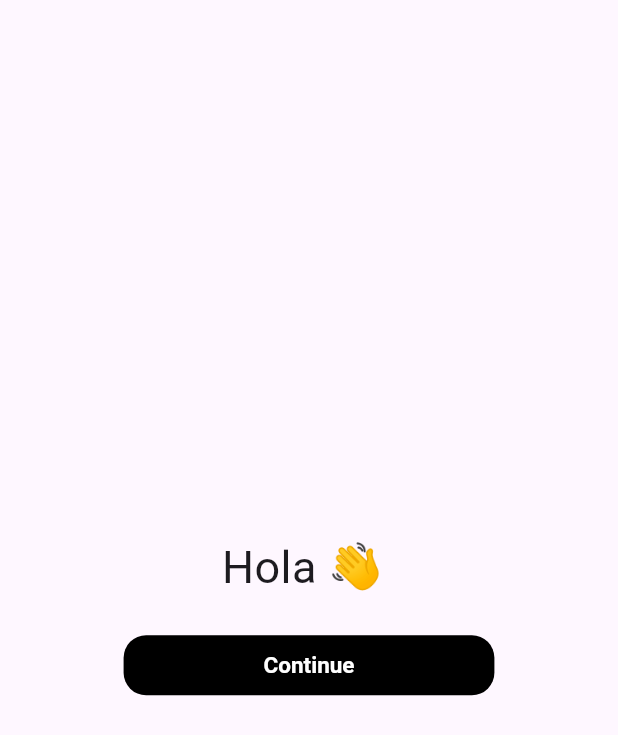
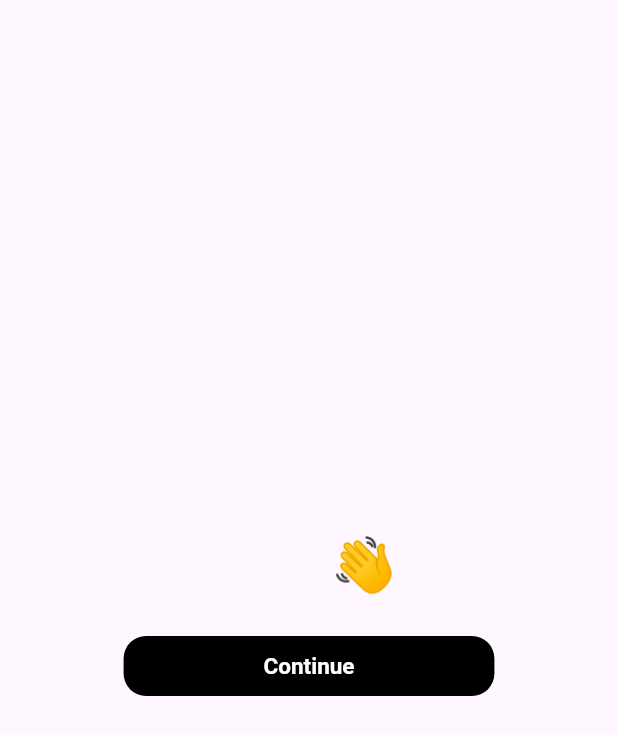
Before and after one commit to Lamafout/task-trackr, a Flutter app: the screen it shows after launch, on a phone screen of 412 x 824 dp. Shown: the top 735 px of the screen. Run offline on Flutter 3.47's test engine with Material 3 defaults, Android fonts, the phone set to English and light mode, and no system bars; drawn by our look-alikes of dynamic_color; our stand-ins replace cached_network_image, dartz, dio, flutter_bloc, flutter_dotenv, get_it and 3 more; accounts and stored records are empty.

Commit message:
Finished dark theme, refactored blocs' code

```diff
--- a/lib/core/sources/remote_source.dart
+++ b/lib/core/sources/remote_source.dart
@@ -37,7 +37,6 @@ class RemoteSource {
           photo: employee['icon'] != '' ? employee['icon'] as String? : null,
         );
       }).toList();
-      print('${listOfEmployees.map((element) => element.photo.runtimeType)}, ');
       return listOfEmployees;
     } else {
       throw InternetException();
@@ -73,7 +72,7 @@ class RemoteSource {
     );
 
     if (response.statusCode == 200) {
-      final List<dynamic> data = jsonDecode(response.data);
+      final List<dynamic> data = jsonDecode(response.data) ?? [];
       final List<TaskClass> listOfTasks = data.map((task) {
         return TaskClass(
           id: task['id'],
--- a/lib/features/auth/presentation/components/auth_screen.dart
+++ b/lib/features/auth/presentation/components/auth_screen.dart
@@ -16,11 +16,9 @@ class AuthScreen extends StatelessWidget {
       child: Column(
         mainAxisAlignment: MainAxisAlignment.center,
         children: [
-          const Text(
+          Text(
             'Hola 👋 ',
-            style: TextStyle(
-              fontSize: 30,
-            ),
+            style: Theme.of(context).primaryTextTheme.displaySmall
           ),
           const SizedBox(height: 20),
           AuthButton(onTap: () {
--- a/lib/features/get_employees/presentation/components/employee_list.dart
+++ b/lib/features/get_employees/presentation/components/employee_list.dart
@@ -8,7 +8,7 @@ class EmployeeList extends StatelessWidget {
 
   @override
   Widget build(BuildContext context) {
-    return ListView(
+    return Column(
       children: [
         ...employees.map((employee) => EmployeeWidget(employee: employee))
       ],
--- a/lib/features/get_employees/presentation/components/employee_widget.dart
+++ b/lib/features/get_employees/presentation/components/employee_widget.dart
@@ -59,7 +59,7 @@ class EmployeeWidget extends StatelessWidget {
             const SizedBox(width: 20,),
             Text(
               employee.name ?? '',
-              style: Theme.of(context).primaryTextTheme.displayMedium,
+              style: Theme.of(context).primaryTextTheme.headlineLarge,
             ),
           ],
         ),
--- a/lib/features/get_projects/presentation/components/project_widget.dart
+++ b/lib/features/get_projects/presentation/components/project_widget.dart
@@ -56,7 +56,7 @@ class ProjectWidget extends StatelessWidget {
                   child: Text(
                     project.name as String,
                     //TODO replace with Theme
-                    style: Theme.of(context).primaryTextTheme.displayMedium,
+                    style: Theme.of(context).primaryTextTheme.headlineLarge,
                   ),
                 ),
               ]
--- a/lib/features/select_employee/presentation/bloc/set_employee_bloc.dart
+++ b/lib/features/select_employee/presentation/bloc/set_employee_bloc.dart
@@ -1,5 +1,4 @@
 import 'package:flutter_bloc/flutter_bloc.dart';
-import 'package:shared_preferences/shared_preferences.dart';
 import 'package:task_trackr/core/di/di.dart';
 import 'package:task_trackr/core/entities/employee_class.dart';
 import 'package:task_trackr/features/select_employee/domain/select_employee_use_case.dart';
@@ -16,7 +15,6 @@
         (status) {
           if (status) {
             emit(SettedState());
-            print(di<SharedPreferences>().get('name'));
           } else {
             emit(UnsettedState());
           }
--- a/lib/features/write_off_time/presentation/bloc/bottom_widget_bloc.dart
+++ b/lib/features/write_off_time/presentation/bloc/bottom_widget_bloc.dart
@@ -24,6 +24,7 @@ class BottomWidgetBloc extends Bloc<BottomWidgetEvent, BottomWidgetState> {
   }
   _startTimer(TaskClass task) {
     _timer?.cancel();
+    emit(TaskIsRunningState(time: _elapcedTime, task: task));
     _timer = Timer.periodic(const Duration(seconds: 1), (timer) {
       _elapcedTime += const Duration(seconds: 1);
       emit(TaskIsRunningState(time: _elapcedTime, task: task));
--- a/lib/features/write_off_time/presentation/components/timer_bottom_widget.dart
+++ b/lib/features/write_off_time/presentation/components/timer_bottom_widget.dart
@@ -24,7 +24,6 @@ class _TimerBottomWidgetState extends State<TimerBottomWidget> {
 
   @override
   Widget build(BuildContext context) {
-    // TODO засунуть в блок билдер
     return BlocBuilder(
       bloc: di<BottomWidgetBloc>(),
       builder: (context, state) {
--- a/lib/main.dart
+++ b/lib/main.dart
@@ -42,7 +42,7 @@ class TrackerApp extends StatelessWidget {
             // colorScheme: lightColorScheme,
             useMaterial3: true,
             primaryTextTheme: TextTheme(
-              displayMedium: TextStyle(
+              headlineLarge: TextStyle(
                 fontSize: 18,
                 color:
                 Colors.black,
@@ -102,7 +102,7 @@ class TrackerApp extends StatelessWidget {
                 color: Colors.white,
                 fontSize: 20,
               ),
-              displayMedium: TextStyle(
+              headlineLarge: TextStyle(
                 fontSize: 18,
                 color:
                 Colors.white,
```
Also changed, not shown: lib/features/get_employees/presentation/components/employees_screen.dart (+12 -0 lines), lib/features/get_tasks/presentation/components/tasks_screen.dart (+4 -3 lines), lib/features/write_off_time/presentation/components/write_off_button.dart (added, +65 -0 lines), lib/features/write_off_time/presentation/components/write_off_page.dart (+3 -32 lines).
